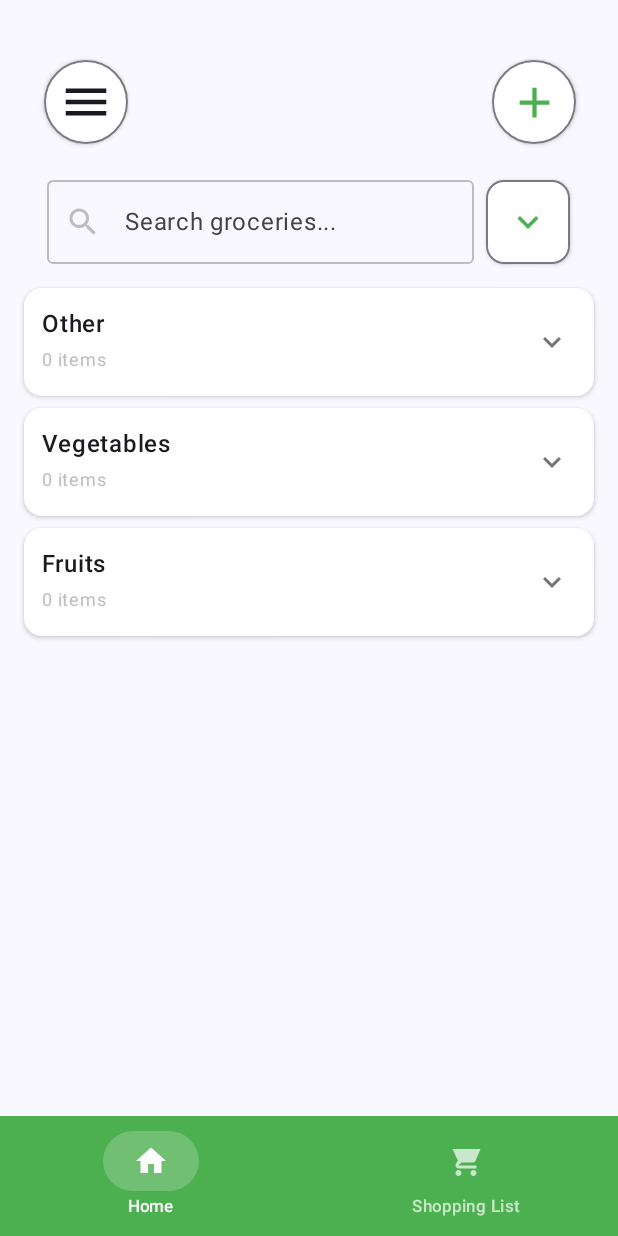
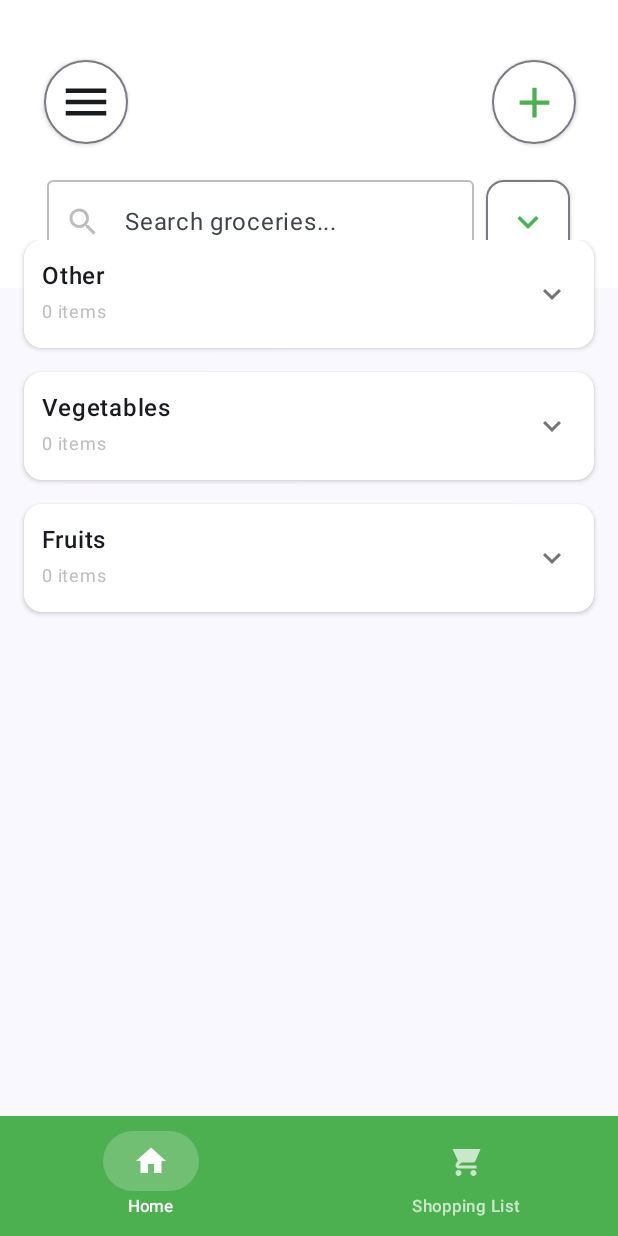
Before and after one commit to kriptogan/SuperCart2, an Android app built with Jetpack Compose: the screen it shows after launch (MainActivity), on a phone screen of 412 x 824 dp. Run offline under Robolectric (Android 15) with nearby library versions, the phone set to English and light mode, and no system bars.

```diff
--- a/app/src/main/java/com/example/supercart2/ui/components/HierarchicalCategoryDisplay.kt
+++ b/app/src/main/java/com/example/supercart2/ui/components/HierarchicalCategoryDisplay.kt
@@ -2,6 +2,8 @@ package com.example.supercart2.ui.components
 
 import androidx.compose.foundation.layout.*
 import androidx.compose.foundation.background
+import androidx.compose.foundation.lazy.LazyColumn
+import androidx.compose.foundation.lazy.items
 import androidx.compose.foundation.shape.RoundedCornerShape
 import androidx.compose.material.icons.Icons
 import androidx.compose.material.icons.filled.*
@@ -35,14 +37,18 @@ fun HierarchicalCategoryDisplay(
     isAllExpanded: Boolean,
     onEditGrocery: (Grocery) -> Unit
 ) {
-    Column {
-        categories.forEach { categoryWithSubs ->
+    LazyColumn(
+        modifier = Modifier.fillMaxSize()
+    ) {
+        items(categories) { categoryWithSubs ->
             CategorySection(
                 categoryWithSubs = categoryWithSubs,
                 searchQuery = searchQuery,
                 isAllExpanded = isAllExpanded,
                 onEditGrocery = onEditGrocery
             )
+
+            Spacer(modifier = Modifier.height(8.dp))
         }
     }
 }
--- a/app/src/main/java/com/example/supercart2/ui/screens/HomeScreen.kt
+++ b/app/src/main/java/com/example/supercart2/ui/screens/HomeScreen.kt
@@ -111,19 +111,18 @@ fun HomeScreen() {
         showGroceryCreation = true
     }
 
-    Column(
+    Box(
         modifier = Modifier.fillMaxSize()
     ) {
-        // Main content area with burger menu and add grocery button
+        // Fixed top bar
         Column(
             modifier = Modifier
                 .fillMaxWidth()
-                .weight(1f) // Take remaining space, leaving room for bottom navigation
+                .background(SuperCartColors.white)
                 .padding(
                     start = SuperCartSpacing.md,
                     end = SuperCartSpacing.md,
-                    bottom = SuperCartSpacing.md,
-                    top = SuperCartSpacing.xl // Much more space at the top
+                    top = SuperCartSpacing.xl
                 )
         ) {
             // Burger menu and add grocery button row
@@ -254,7 +253,20 @@ fun HomeScreen() {
                 }
             }
 
-            // Hierarchical Category Display (takes remaining space)
+            }
+        }
+
+        // Scrollable content
+        Box(
+            modifier = Modifier
+                .fillMaxSize()
+                .padding(
+                    top = 160.dp, // Height of the top bar
+                    bottom = 80.dp, // Height of the bottom navigation bar
+                    start = SuperCartSpacing.md,
+                    end = SuperCartSpacing.md
+                )
+        ) {
             HierarchicalCategoryDisplay(
                 categories = displayData.value,
                 searchQuery = searchQuery,
@@ -262,7 +274,7 @@ fun HomeScreen() {
                 onEditGrocery = { grocery -> onEditGrocery(grocery) }
             )
         }
-    }
+
 
     // Categories Management Dialog
     if (showCategoriesManagement) {
```
